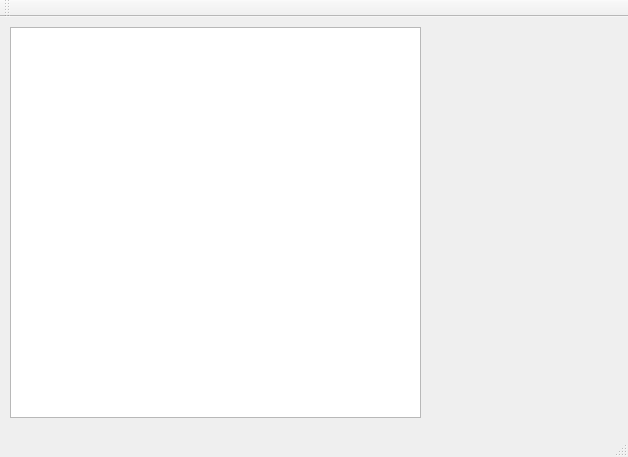
Shekeen/Rasterizer, file mainwindow.ui: the form before one commit.
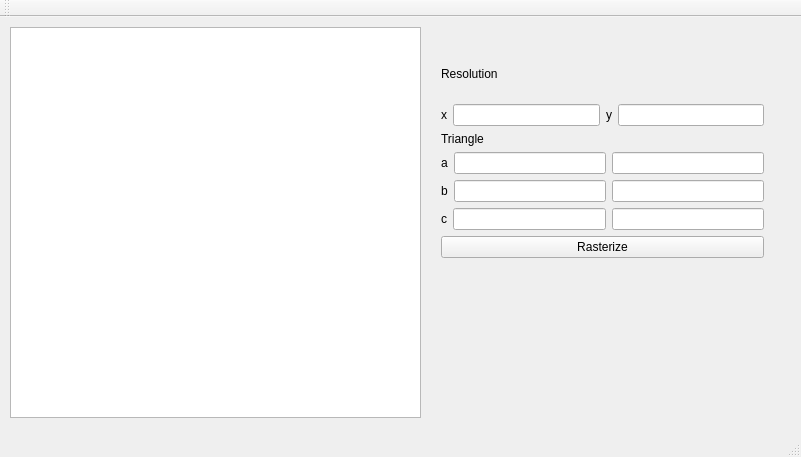
The form after the commit.

Commit message: Started graphical interface

```diff
--- a/mainwindow.ui
+++ b/mainwindow.ui
@@ -6,7 +6,7 @@
    <rect>
     <x>0</x>
     <y>0</y>
-    <width>628</width>
+    <width>801</width>
     <height>457</height>
    </rect>
   </property>
@@ -24,6 +24,126 @@
      </rect>
     </property>
    </widget>
+   <widget class="QWidget" name="">
+    <property name="geometry">
+     <rect>
+      <x>430</x>
+      <y>21</y>
+      <width>345</width>
+      <height>231</height>
+     </rect>
+    </property>
+    <layout class="QVBoxLayout" name="verticalLayout_4">
+     <item>
+      <layout class="QVBoxLayout" name="verticalLayout_3">
+       <item>
+        <widget class="QLabel" name="label">
+         <property name="text">
+          <string>Resolution</string>
+         </property>
+        </widget>
+       </item>
+       <item>
+        <layout class="QHBoxLayout" name="horizontalLayout">
+         <item>
+          <widget class="QLabel" name="label_2">
+           <property name="text">
+            <string>x</string>
+           </property>
+          </widget>
+         </item>
+         <item>
+          <widget class="QLineEdit" name="lineEdit_resolutionX"/>
+         </item>
+         <item>
+          <widget class="QLabel" name="label_3">
+           <property name="text">
+            <string>y</string>
+           </property>
+          </widget>
+         </item>
+         <item>
+          <widget class="QLineEdit" name="lineEdit_resolutionY"/>
+         </item>
+        </layout>
+       </item>
+      </layout>
+     </item>
+     <item>
+      <layout class="QVBoxLayout" name="verticalLayout_2">
+       <item>
+        <widget class="QLabel" name="label_4">
+         <property name="text">
+          <string>Triangle</string>
+         </property>
+        </widget>
+       </item>
+       <item>
+        <layout class="QVBoxLayout" name="verticalLayout">
+         <item>
+          <layout class="QHBoxLayout" name="horizontalLayout_2">
+           <item>
+            <widget class="QLabel" name="label_5">
+             <property name="text">
+              <string>a</string>
+             </property>
+            </widget>
+           </item>
+           <item>
+            <widget class="QLineEdit" name="lineEdit_aX"/>
+           </item>
+           <item>
+            <widget class="QLineEdit" name="lineEdit_aY"/>
+           </item>
+          </layout>
+         </item>
+         <item>
+          <layout class="QHBoxLayout" name="horizontalLayout_3">
+           <item>
+            <widget class="QLabel" name="label_6">
+             <property name="text">
+              <string>b</string>
+             </property>
+            </widget>
+           </item>
+           <item>
+            <widget class="QLineEdit" name="lineEdit_bX"/>
+           </item>
+           <item>
+            <widget class="QLineEdit" name="lineEdit_bY"/>
+           </item>
+          </layout>
+         </item>
+         <item>
+          <layout class="QHBoxLayout" name="horizontalLayout_4">
+           <item>
+            <widget class="QLabel" name="label_7">
+             <property name="text">
+              <string>c</string>
+             </property>
+            </widget>
+           </item>
+           <item>
+            <widget class="QLineEdit" name="lineEdit_cX"/>
+           </item>
+           <item>
+            <widget class="QLineEdit" name="lineEdit_cY"/>
+           </item>
+          </layout>
+         </item>
+        </layout>
+       </item>
+      </layout>
+     </item>
+     <item>
+      <widget class="QPushButton" name="btnRasterize">
+       <property name="text">
+        <string>Rasterize</string>
+       </property>
+      </widget>
+     </item>
+    </layout>
+   </widget>
   </widget>
   <widget class="QMenuBar" name="menuBar">
    <property name="geometry">
```
Left out of the diff: 2 changed lines with no effect on the pictures. The commit also changes 3 other files.
